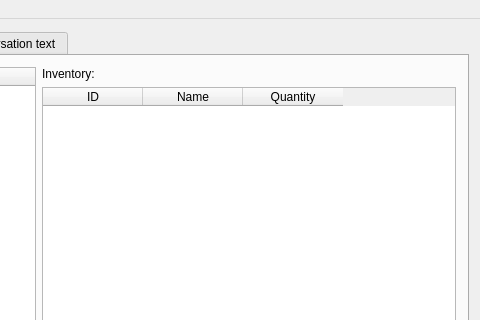
Above: mainwindow.ui from colinbourassa/nomad-resource-explorer before the change; both pictures show x 539 to 1019 and y 0 to 320 of the 1019 by 648 pixel window. Below: the same form after it.
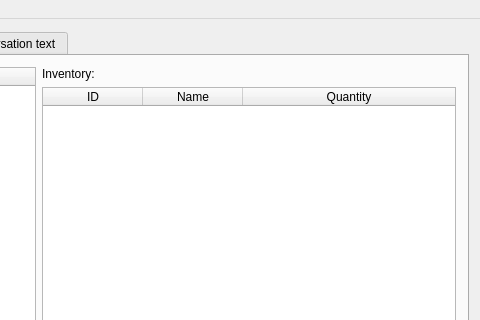
That is the form after the change.

Commit message: Fix last-section stretch on the ship inventory table, and update function comments

Patch:
```diff
--- a/mainwindow.ui
+++ b/mainwindow.ui
@@ -36,6 +36,9 @@
           <property name="columnCount">
            <number>3</number>
           </property>
+          <attribute name="horizontalHeaderStretchLastSection">
+           <bool>true</bool>
+          </attribute>
           <attribute name="verticalHeaderVisible">
            <bool>false</bool>
           </attribute>
```
The commit also changes 1 other file.
